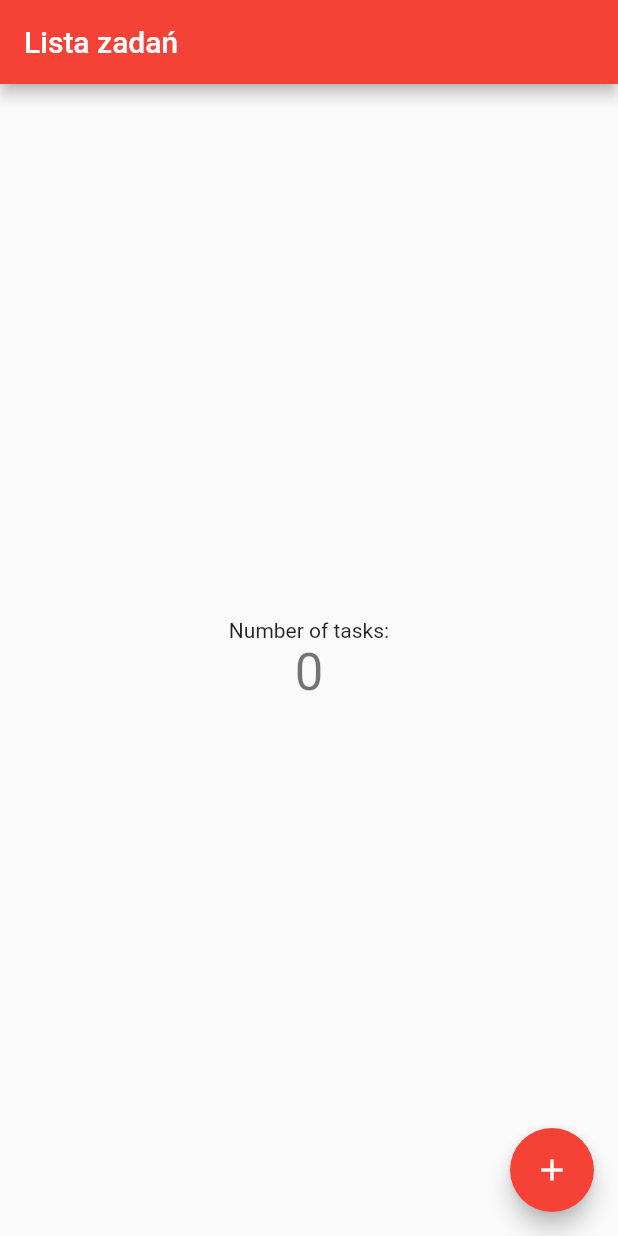
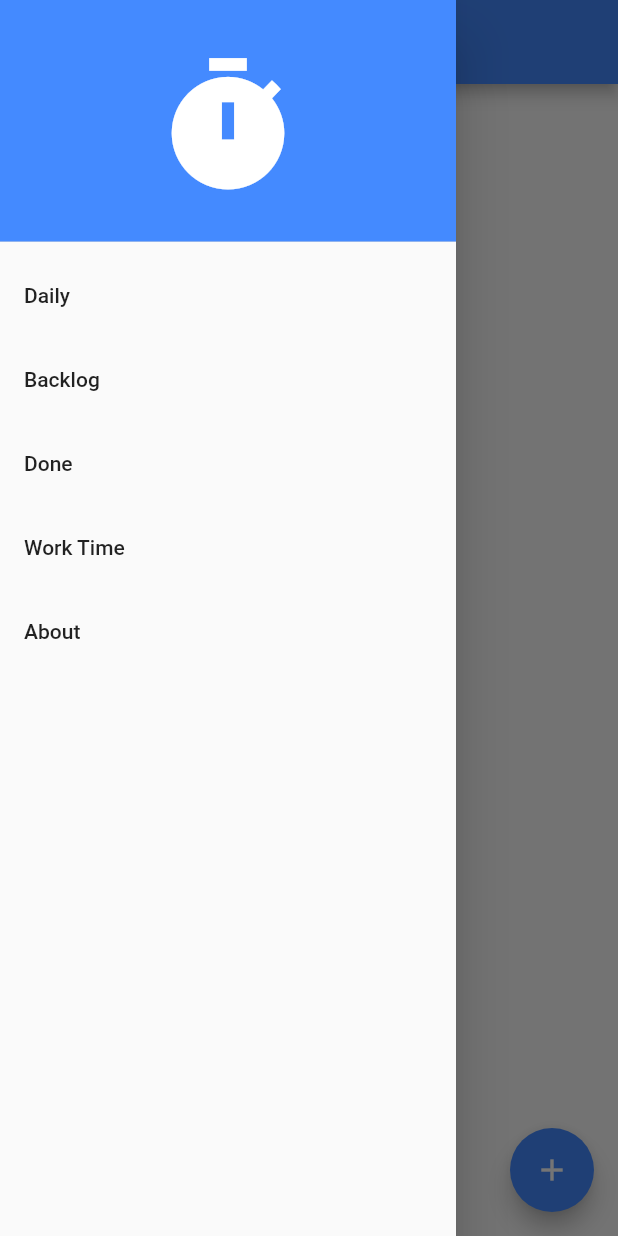
Before and after one commit to haxcode/task_tracking_app, a Flutter app: the screen it shows after launch, with the side drawer open (before the commit the screen has no drawer), on a phone screen of 412 x 824 dp. Run offline on Flutter 3.47's test engine with Material 2 defaults, Android fonts, the phone set to English and light mode, and no system bars; our stand-ins replace flutter_slidable, sqflite; accounts and stored records are empty.

Commit message:
Daily task list (#3)
* Daily task list start

* Add persistence POC
Add todo model
Change main view

* Add persistence POC part 2

* Add persistence POC part 3

* Add persistence POC part 4

* Add drawer to new main view

* Main page

* Add icon to view

* fix colors in app

* New function slide to call action  (#1)

* Proposal changes

* Proposal changes

Co-authored-by: Sevarr <przeliorz.sebastian@gmail.com>

* Extend form two more textInput
Also POC of navigation (routing)

* Add estimated time to todo model

* Add controller to textForm

* Add persistence to todo item

* Add list from db

* Add remove from tasks

* Added About page (#2)

Co-authored-by: Sevarr <przeliorz.sebastian@gmail.com>

Co-authored-by: rkubica <rkubica@edokumenty.eu>
Co-authored-by: Sevarr <przeliorz.sebastian@gmail.com>

```diff
--- a/lib/main.dart
+++ b/lib/main.dart
@@ -1,123 +1,11 @@
 import 'package:flutter/material.dart';
+import 'package:task_tracking_app/src/app/view/task_tracking_app.dart';
 
 void main() {
-  runApp(MyApp());
+  runApp(new TaskTrackingApp());
 }
-//TODO new directories for MODEL / VIEW / CONTROLLER
+
 //TODO GUI new DailyPageView with daily task - list of tasks / button "new task"
 //TODO GUI SummaryTaskView single task presentation layer
 //TODO GUI CreateTaskView single task presentation layer with modification
 //TODO MODEL CRUD for Task
-
-
-class MyApp extends StatelessWidget {
-  // This widget is the root of your application.
-  @override
-  Widget build(BuildContext context) {
-    return MaterialApp(
-      title: 'Task Tracking',
-      theme: ThemeData(
-        // This is the theme of your application.
-        //
-        // Try running your application with "flutter run". You'll see the
-        // application has a blue toolbar. Then, without quitting the app, try
-        // changing the primarySwatch below to Colors.green and then invoke
-        // "hot reload" (press "r" in the console where you ran "flutter run",
-        // or simply save your changes to "hot reload" in a Flutter IDE).
-        // Notice that the counter didn't reset back to zero; the application
-        // is not restarted.
-        primarySwatch: Colors.red,
-        // This makes the visual density adapt to the platform that you run
-        // the app on. For desktop platforms, the controls will be smaller and
-        // closer together (more dense) than on mobile platforms.
-        visualDensity: VisualDensity.adaptivePlatformDensity,
-      ),
-      home: MyHomePage(title: 'Lista zadań'),
-    );
-  }
-}
-
-class MyHomePage extends StatefulWidget {
-  MyHomePage({Key key, this.title}) : super(key: key);
-
-  // This widget is the home page of your application. It is stateful, meaning
-  // that it has a State object (defined below) that contains fields that affect
-  // how it looks.
-
-  // This class is the configuration for the state. It holds the values (in this
-  // case the title) provided by the parent (in this case the App widget) and
-  // used by the build method of the State. Fields in a Widget subclass are
-  // always marked "final".
-
-  final String title;
-
-  @override
-  _MyHomePageState createState() => _MyHomePageState();
-}
-
-class _MyHomePageState extends State<MyHomePage> {
-  int _counter = 0;
-
-  void _incrementCounter() {
-    setState(() {
-      // This call to setState tells the Flutter framework that something has
-      // changed in this State, which causes it to rerun the build method below
-      // so that the display can reflect the updated values. If we changed
-      // _counter without calling setState(), then the build method would not be
-      // called again, and so nothing would appear to happen.
-      _counter++;
-    });
-  }
-
-  @override
-  Widget build(BuildContext context) {
-    // This method is rerun every time setState is called, for instance as done
-    // by the _incrementCounter method above.
-    //
-    // The Flutter framework has been optimized to make rerunning build methods
-    // fast, so that you can just rebuild anything that needs updating rather
-    // than having to individually change instances of widgets.
-    return Scaffold(
-      appBar: AppBar(
-        // Here we take the value from the MyHomePage object that was created by
-        // the App.build method, and use it to set our appbar title.
-        title: Text(widget.title),
-      ),
-      body: Center(
-        // Center is a layout widget. It takes a single child and positions it
-        // in the middle of the parent.
-        child: Column(
-          // Column is also a layout widget. It takes a list of children and
-          // arranges them vertically. By default, it sizes itself to fit its
-          // children horizontally, and tries to be as tall as its parent.
-          //
-          // Invoke "debug painting" (press "p" in the console, choose the
-          // "Toggle Debug Paint" action from the Flutter Inspector in Android
-          // Studio, or the "Toggle Debug Paint" command in Visual Studio Code)
-          // to see the wireframe for each widget.
-          //
-          // Column has various properties to control how it sizes itself and
-          // how it positions its children. Here we use mainAxisAlignment to
-          // center the children vertically; the main axis here is the vertical
-          // axis because Columns are vertical (the cross axis would be
-          // horizontal).
-          mainAxisAlignment: MainAxisAlignment.center,
-          children: <Widget>[
-            Text(
-              'Number of tasks:',
-            ),
-            Text(
-              '$_counter',
-              style: Theme.of(context).textTheme.headline4,
-            ),
-          ],
-        ),
-      ),
-      floatingActionButton: FloatingActionButton(
-        onPressed: _incrementCounter,
-        tooltip: 'Increment',
-        child: Icon(Icons.add),
-      ), // This trailing comma makes auto-formatting nicer for build methods.
-    );
-  }
-}
--- /dev/null
+++ b/lib/src/app/model/todo.dart
@@ -0,0 +1,23 @@
+
+import 'package:flutter/material.dart';
+
+class Todo {
+
+  final int id;
+  final String title;
+  final String description;
+  final String estimatedTime;
+
+  Todo({this.id, this.title, this.description, this.estimatedTime});
+
+  Map<String, dynamic> toMap() {
+    return  {
+      "id": id,
+      "title":title,
+      "description":description,
+      "estimatedTime":estimatedTime
+    };
+  }
+
+
+}
--- /dev/null
+++ b/lib/src/app/view/main_view.dart
@@ -0,0 +1,83 @@
+import 'package:flutter/material.dart';
+import 'package:task_tracking_app/src/app/view/task/about.dart';
+import 'package:task_tracking_app/src/app/view/task/todo_create_form.dart';
+import 'package:task_tracking_app/src/app/view/task/todo_list.dart';
+
+
+class MainView extends StatelessWidget {
+  static const routeName = '/daily';
+  final String title = "Task tracking app";
+
+  const MainView({Key key}) : super(key: key);
+
+  @override
+  Widget build(BuildContext context) {
+    return Scaffold(
+      appBar: AppBar(title: Text(title),
+        backgroundColor: Colors.blueAccent,),
+      body: TodoList(),
+      drawer: Drawer(
+        child: ListView(
+          padding: EdgeInsets.zero,
+          children: <Widget> [
+            DrawerHeader(
+              child: Icon(
+                Icons.timer,
+                color: Colors.white,
+                size: 100,
+              ),
+              decoration: BoxDecoration(
+                  shape: BoxShape.rectangle,
+                  color: Colors.blueAccent
+              ),
+            ),
+            ListTile(
+              title: Text('Daily'),
+              onTap: () {
+                // Update the state of the app
+                // ...
+                // Then close the drawer
+                Navigator.pop(context);
+              },
+            ),
+            ListTile(
+              title: Text('Backlog'),
+              onTap: () {
+
+//                Navigator.pop(context);
+              },
+            ),
+            ListTile(
+              title: Text('Done'),
+              onTap: () {
+                // Update the state of the app
+                // ...
+                // Then close the drawer
+                Navigator.pop(context);
+              },
+            ),
+            ListTile(
+              title: Text('Work Time'),
+              onTap: () {
+                // Update the state of the app
+                // ...
+                // Then close the drawer
+                Navigator.pop(context);
+              },
+            ),
+              ListTile(
+                title: Text('About'),
+                onTap: () {
+                  // Update the state of the app
+                  // ...
+                  // Then close the drawer
+               Navigator.push(context, MaterialPageRoute(builder: (context) => About()),);
+               //Navigator.pop(context);
+                },
+            ),
+          ],
+        ),
+      ),
+    );
+  }
+}
--- /dev/null
+++ b/lib/src/app/view/task/about.dart
@@ -0,0 +1,24 @@
+import 'package:flutter/material.dart';
+
+class About extends StatelessWidget {
+  @override
+  Widget build(BuildContext context) {
+    return new Scaffold(
+        appBar: new AppBar(
+          title: new Text('About'),
+          backgroundColor: Colors.blueAccent,
+        ),
+        body: new Column(
+          children: <Widget>[
+            Text(
+                'Application created to track Your work progress. '
+                    'Alowing to count time spended on single task. \n \n'
+                'Authors: \n'
+                'Robert Kubica \n'
+                'Sebastian Przeliorz',
+                style: new TextStyle(fontSize: 20.0, fontFamily: 'Roboto'))
+          ],
+        ));
+    throw UnimplementedError();
+  }
+}
--- /dev/null
+++ b/lib/src/app/view/task/todo_list.dart
@@ -0,0 +1,139 @@
+import 'package:flutter/material.dart';
+import 'package:task_tracking_app/src/app/model/entity/todo_entity.dart';
+import 'package:task_tracking_app/src/app/model/todo.dart';
+import 'package:task_tracking_app/src/app/view/main_view.dart';
+import 'package:task_tracking_app/src/app/view/task/todo_create_form.dart';
+import 'package:flutter_slidable/flutter_slidable.dart';
+import 'package:task_tracking_app/src/app/view/task/todo_form.dart';
+
+class TodoList extends StatefulWidget {
+
+
+  @override
+  createState() => new TodoListState();
+}
+
+class TodoListState extends State<TodoList> {
+  TodoEntity _todoEntity = new TodoEntity();
+
+  Future<List<Todo>> todos;
+
+  @override
+  void initState() {
+    super.initState();
+
+    todos = _todoEntity.todo();
+  }
+
+
+  // This will be called each time the + button is pressed
+
+  // Build the whole list of todo items
+  Widget _buildTodoList() {
+    return new FutureBuilder<List<Todo>>(
+      future: todos,
+      builder: (context, todoSnap ) {
+        switch (todoSnap.connectionState) {
+          case ConnectionState.waiting: return new Text('Loading....');
+          default:
+            if (todoSnap.hasError)
+              return new Text('Error: ${todoSnap.error}');
+            else
+              return  _listView(todoSnap.data);
+        }
+
+      },
+    );
+  }
+
+  Widget _listView(List<Todo> todoData){
+    return new ListView.builder(
+        itemCount: todoData.length,
+        itemBuilder: (context, index) {
+          return _buildTodoItem(todoData[index]);
+        }
+      );
+  }
+
+  // Build a single todo item
+  Widget _buildTodoItem(Todo todo) {
+    return Slidable(
+      actionPane: SlidableDrawerActionPane(),
+      actionExtentRatio: 0.25,
+      child: Container(
+        color: Colors.white,
+        child: ListTile(
+          onTap: () => {
+            Navigator.push(context, MaterialPageRoute(builder: (context) => TodoForm(todo)))
+          },
+          leading: CircleAvatar(
+            backgroundColor: Colors.blueAccent,
+            child: Text(todo.id.toString()), // Icon(Icons.today),
+            foregroundColor: Colors.white,
+          ),
+          trailing: Text(todo.estimatedTime.toLowerCase()),
+          title: Text(todo.title.toString()),
+          subtitle: Text(todo.description.toString()),
+        ),
+      ),
+      actions: <Widget>[
+        IconSlideAction(
+          caption: 'Start',
+          color: Colors.blue,
+          icon: Icons.timer,
+          //onTap: () => _showSnackBar('Archive'),
+        ),
+      ],
+      secondaryActions: <Widget>[
+        IconSlideAction(
+          caption: 'Done',
+          color: Colors.green,
+          icon: Icons.assignment_turned_in,
+          //onTap: () => _showSnackBar('More'),
+        ),
+        IconSlideAction(
+          caption: 'Delete',
+          color: Colors.redAccent,
+          icon: Icons.delete_outline,
+          onTap: () => {
+            _todoEntity.delete(todo.id),
+            Navigator.pushNamed(context, MainView.routeName)
+          },
+        ),
+      ],
+    );
+    //return new ListTile(
+    //    title: new Text(todoText)
+    //);
+  }
+
+  @override
+  Widget build(BuildContext context) {
+    return new Scaffold(
+      appBar: PreferredSize(
+          preferredSize: Size.fromHeight(30),
+          child: Padding(
+            padding: const EdgeInsets.fromLTRB(0, 10, 0, 0),
+            child: AppBar(
+              // Here we create one to set status bar color
+              backgroundColor: Colors.transparent,
+              title: Text('Daily tasks',
+                  style: TextStyle(color: Colors.grey[700], fontSize: 17)),
+              elevation: 0.0,
+              toolbarOpacity: 0.0,
+              bottomOpacity: 0.0,
+            ),
+          )),
+      body: _buildTodoList(),
+      floatingActionButton: new FloatingActionButton(
+        onPressed: (){   Navigator.pushNamed(
+          context,
+          TodoCreateForm.routeName,
+        );},
+        tooltip: 'Add task',
+        child: new Icon(Icons.add),
+        backgroundColor: Colors.blueAccent,
+      ),
+    );
+  }
+}
--- /dev/null
+++ b/lib/src/app/view/task_tracking_app.dart
@@ -0,0 +1,23 @@
+import 'package:flutter/material.dart';
+import 'package:task_tracking_app/src/app/view/main_view.dart';
+
+import 'task/todo_create_form.dart';
+
+
+class TaskTrackingApp extends StatelessWidget {
+  final String appName = 'Task tracking app';
+
+  @override
+  Widget build(BuildContext context) {
+    return new MaterialApp(
+          title: appName,
+          home: new MainView(),
+          routes: {
+            MainView.routeName:(context) => MainView(),
+            TodoCreateForm.routeName:(context) => TodoCreateForm(),
+
+          },
+
+    );
+  }
+}
--- /dev/null
+++ b/lib/src/inf/persistence.dart
@@ -0,0 +1,48 @@
+import 'dart:async';
+import 'dart:io';
+import 'package:path/path.dart';
+import 'package:sqflite/sqflite.dart';
+import 'package:path_provider/path_provider.dart';
+
+class Persistence {
+
+  static Database _db;
+
+  String _databaseName = "task_tracking_database.db";
+
+  int _databaseVersion = 1;
+
+
+  Future<Database> get database async {
+    if (_db != null) return _db;
+    // lazily instantiate the db the first time it is accessed
+    _db = await _initDatabase();
+    return _db;
+  }
+
+  _initDatabase() async {
+    Directory documentsDirectory = await getApplicationDocumentsDirectory();
+    String path = join(documentsDirectory.path, _databaseName);
+    return await openDatabase(path,
+        version: _databaseVersion,
+        onCreate: _create);
+  }
+
+
+  Future create() async {
+    Directory path = await getApplicationDocumentsDirectory();
+    String dbPath = join(path.path, );
+
+    _db = await openDatabase(dbPath, version: 1);
+  }
+
+  Future _create(Database db, int version) async {
+    await db.execute("""
+            CREATE TABLE todo (
+              id INTEGER PRIMARY KEY,
+              title TEXT NOT NULL,
+              description TEXT,
+              estimatedTime TEXT
+            )""");
+  }
+}
--- a/pubspec.yaml
+++ b/pubspec.yaml
@@ -23,6 +23,9 @@ environment:
 dependencies:
   flutter:
     sdk: flutter
+  sqflite:
+  path_provider:
+  flutter_slidable: "^0.5.4"
 
 
   # The following adds the Cupertino Icons font to your application.
```
Also changed, not shown: lib/src/app/controller/todo_Item.dart (added, +14 -0 lines), lib/src/app/model/entity/todo_entity.dart (added, +66 -0 lines), lib/src/app/view/task/todo_create_form.dart (added, +83 -0 lines), lib/src/app/view/task/todo_form.dart (added, +101 -0 lines), pubspec.lock, 1 other file.
